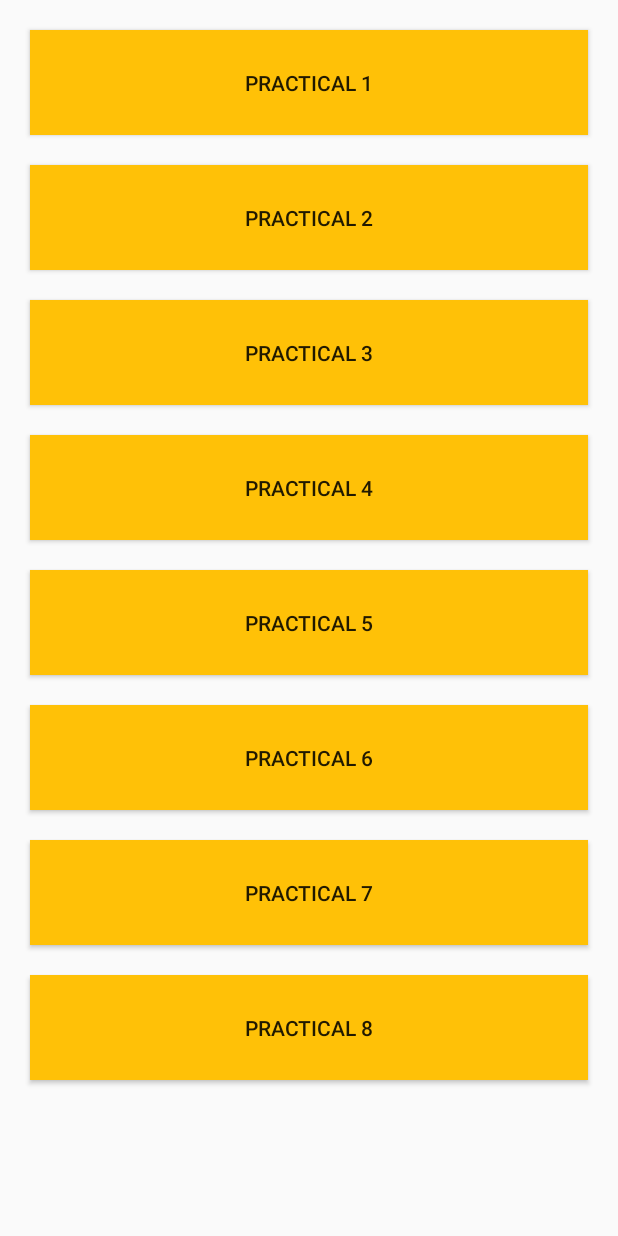
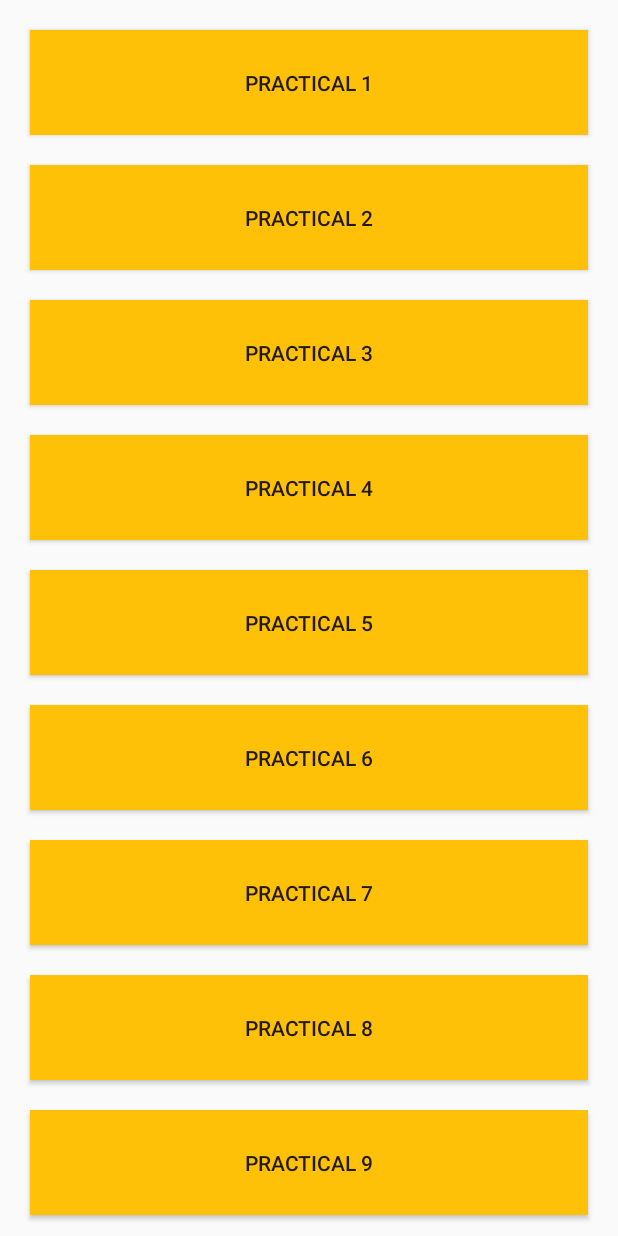
Before and after one commit to vijaylatpate/AMP, an Android app: the screen it shows after launch (HomeScreen), on a phone screen of 412 x 824 dp. Run offline under Robolectric (Android 15) with nearby library versions, the phone set to English and light mode, and no system bars.

Commit message:
Basic Android Layout

```diff
--- a/app/src/main/AndroidManifest.xml
+++ b/app/src/main/AndroidManifest.xml
@@ -4,6 +4,8 @@
 
     <uses-permission android:name="android.permission.ACCESS_NETWORK_STATE" />
     <uses-permission android:name="android.permission.INTERNET" />
+    <uses-permission android:name="android.permission.CALL_PHONE"/>
+
 
     <application
         android:allowBackup="true"
@@ -12,6 +14,9 @@
         android:roundIcon="@mipmap/ic_launcher_round"
         android:supportsRtl="true"
         android:theme="@style/Theme.AMP2022">
+        <activity
+            android:name=".Practical_9"
+            android:exported="false" />
         <activity
             android:name=".Practical_8"
             android:exported="false" />
--- a/app/src/main/java/com/sbvc/amp2022/HomeScreen.java
+++ b/app/src/main/java/com/sbvc/amp2022/HomeScreen.java
@@ -13,7 +13,7 @@ import android.widget.Toast;
 public class HomeScreen extends AppCompatActivity implements View.OnClickListener {
     AlertDialog.Builder builder;
 
-    Button btnPractical1, btnPractical2, btnPractical3, btnPractical4, btnPractical5, btnPractical6, btnPractical7,btnPractical8;
+    Button btnPractical1, btnPractical2, btnPractical3, btnPractical4, btnPractical5, btnPractical6, btnPractical7,btnPractical8,btnPractical9;
 
     @Override
     protected void onCreate(Bundle savedInstanceState) {
@@ -31,6 +31,7 @@ public class HomeScreen extends AppCompatActivity implements View.OnClickListene
 
         btnPractical6 = findViewById(R.id.btnPractical_6);
         btnPractical7 = findViewById(R.id.btnPractical_7);
+        btnPractical9 = findViewById(R.id.btnPractical_9);
 
         btnPractical1.setOnClickListener(this);
         btnPractical2.setOnClickListener(this);
@@ -40,6 +41,7 @@ public class HomeScreen extends AppCompatActivity implements View.OnClickListene
         btnPractical6.setOnClickListener(this);
         btnPractical7.setOnClickListener(this);
         btnPractical8.setOnClickListener(this);
+        btnPractical9.setOnClickListener(this);
     }
 
     @Override
@@ -92,6 +94,9 @@ public class HomeScreen extends AppCompatActivity implements View.OnClickListene
             case R.id.btnPractical_8:
                 startActivity(new Intent(getApplicationContext(), Practical_8.class));
                 break;
+            case R.id.btnPractical_9:
+                startActivity(new Intent(getApplicationContext(), Practical_9.class));
+                break;
         }
     }
 }
--- a/app/src/main/res/layout/activity_home_screen.xml
+++ b/app/src/main/res/layout/activity_home_screen.xml
@@ -79,6 +79,14 @@
                 android:layout_margin="10dp"
                 android:background="@color/colorAccent"
                 android:text="Practical 8" />
+
+            <Button
+                android:id="@+id/btnPractical_9"
+                android:layout_width="match_parent"
+                android:layout_height="70dp"
+                android:layout_margin="10dp"
+                android:background="@color/colorAccent"
+                android:text="Practical 9" />
         </LinearLayout>
     </ScrollView>
 
```
Also changed, not shown: app/src/main/java/com/sbvc/amp2022/Practical_9.java (added, +66 -0 lines), app/src/main/res/layout/activity_practical9.xml (added, +33 -0 lines).
